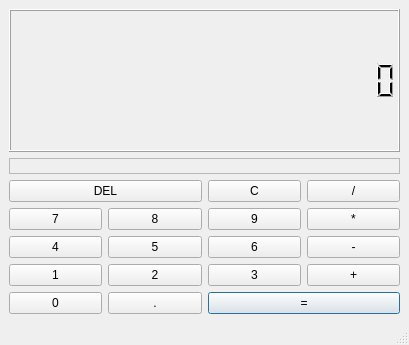
This is calculator.ui in ITT-21SS-UR/assignment-02-claudia3 as Qt 5 draws it before an edit. The edited form follows.
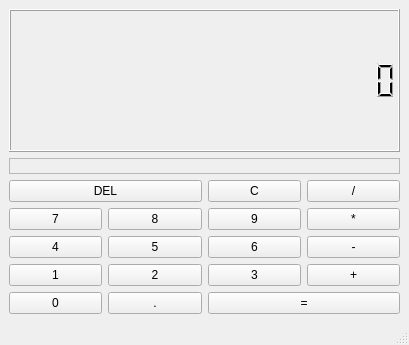
This is the edited form.

Patch:
```diff
--- a/calculator.ui
+++ b/calculator.ui
@@ -152,12 +152,6 @@
         <property name="text">
          <string>=</string>
         </property>
-        <property name="autoDefault">
-         <bool>true</bool>
-        </property>
-        <property name="default">
-         <bool>true</bool>
-        </property>
        </widget>
       </item>
       <item row="0" column="3">
```
